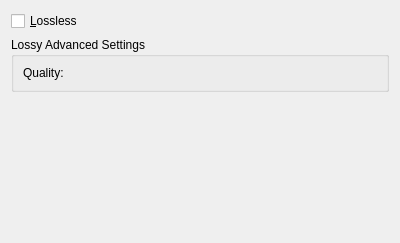
Before: the Qt Designer form plugins/impex/heif/WdgHeifExport.ui in KDE/krita, drawn with Qt 5.
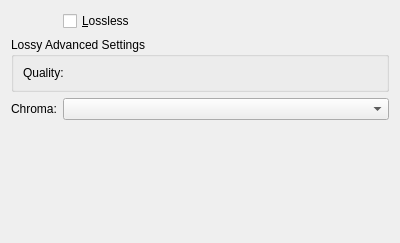
After: the same form once the commit is applied. Custom widgets are drawn as their Qt base class.

Commit message: Expose chroma subsampling settings.

```diff
--- a/plugins/impex/heif/WdgHeifExport.ui
+++ b/plugins/impex/heif/WdgHeifExport.ui
@@ -10,8 +10,8 @@
     <height>243</height>
    </rect>
   </property>
-  <layout class="QVBoxLayout" name="verticalLayout">
-   <item>
+  <layout class="QFormLayout" name="formLayout_2">
+   <item row="0" column="1">
     <widget class="QCheckBox" name="chkLossless">
      <property name="sizePolicy">
       <sizepolicy hsizetype="MinimumExpanding" vsizetype="Minimum">
@@ -30,7 +30,7 @@
      </property>
     </widget>
    </item>
-   <item>
+   <item row="1" column="0" colspan="2">
     <widget class="QGroupBox" name="lossySettings">
      <property name="title">
       <string>Lossy Advanced Settings</string>
@@ -56,7 +56,17 @@
      </layout>
     </widget>
    </item>
-   <item>
+   <item row="2" column="0">
+    <widget class="QLabel" name="label">
+     <property name="text">
+      <string>Chroma:</string>
+     </property>
+    </widget>
+   </item>
+   <item row="2" column="1">
+    <widget class="QComboBox" name="cmbChroma"/>
+   </item>
+   <item row="5" column="0">
     <spacer name="verticalSpacer">
      <property name="orientation">
       <enum>Qt::Vertical</enum>
```
The commit also changes 1 other file.
